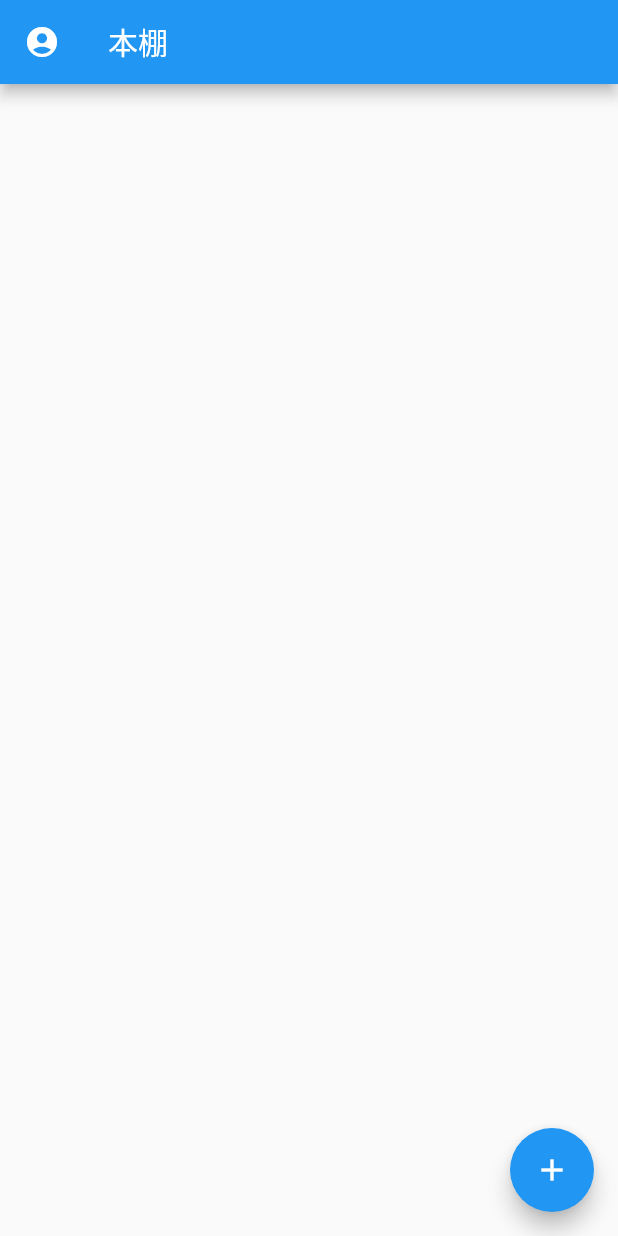
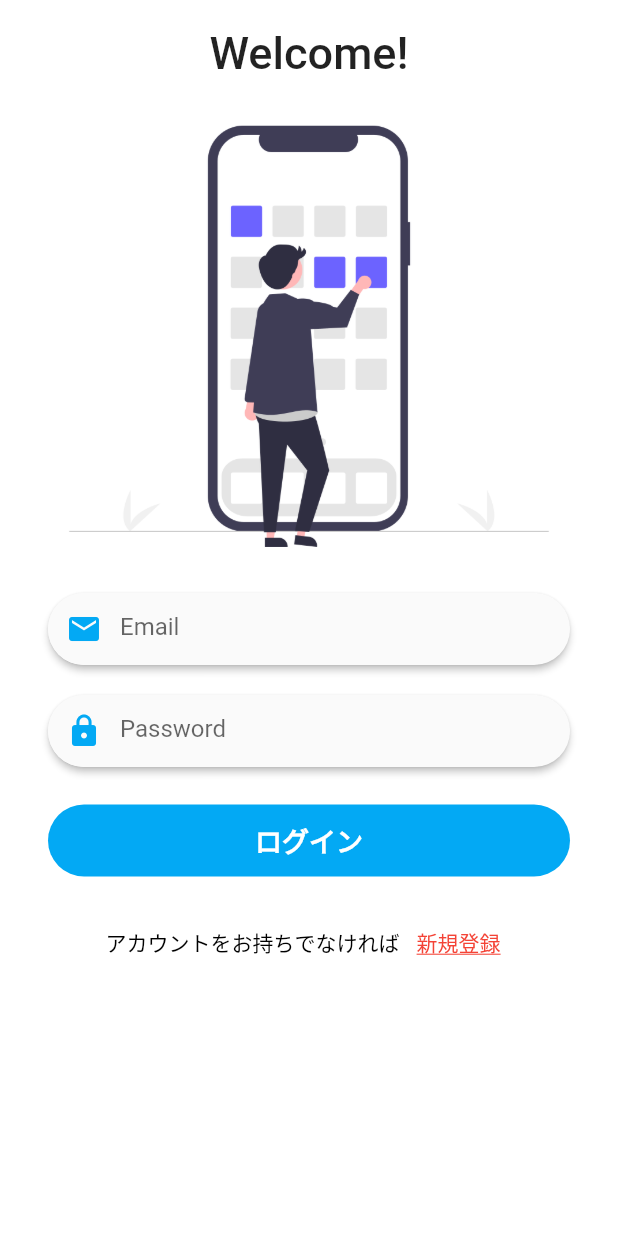
Before and after one commit to 1-eyeddd/flutter_book_memo, a Flutter app: the screen it shows after launch, on a phone screen of 412 x 824 dp. Run offline on Flutter 3.47's test engine with Material 2 defaults, Android fonts, the phone set to English and light mode, and no system bars; our stand-ins replace cloud_firestore, firebase_auth, firebase_core, flutter_local_notifications, timezone; accounts and stored records are empty.

Commit message:
Auth model add

```diff
--- a/lib/main.dart
+++ b/lib/main.dart
@@ -1,12 +1,13 @@
 import 'package:flutter/material.dart';
 import 'package:flutter_portfolio/util/local_notification.dart';
+import 'package:flutter_portfolio/widgets/auth/auth_check.dart';
+import 'package:flutter_portfolio/widgets/auth/sign_in/sign_in_view_model.dart';
+import 'package:flutter_portfolio/widgets/auth/sign_up/sign_up_view_model.dart';
 import 'package:flutter_portfolio/widgets/screens/add_book/add_book_view_model.dart';
 import 'package:flutter_portfolio/widgets/screens/add_memo/add_memo_view_model.dart';
 import 'package:flutter_portfolio/widgets/screens/edit_memo/edit_memo_view_model.dart';
-import 'package:flutter_portfolio/widgets/screens/home/home_screen.dart';
 import 'package:firebase_core/firebase_core.dart';
 import 'package:flutter_portfolio/widgets/screens/home/home_view_model.dart';
-import 'package:flutter_portfolio/widgets/screens/login/login_view_model.dart';
 import 'package:flutter_portfolio/widgets/screens/memo_detail/memo_detail_view_model.dart';
 import 'package:flutter_portfolio/widgets/screens/memo_list/memo_list_view_model.dart';
 import 'package:flutter_portfolio/widgets/screens/my_page/my_page_view_model.dart';
@@ -38,7 +39,10 @@ class MyApp extends StatelessWidget {
             create: (_) => AddBookViewModel()),
         ChangeNotifierProvider<MyPageViewModel>(
             create: (_) => MyPageViewModel()),
-        ChangeNotifierProvider<LoginViewModel>(create: (_) => LoginViewModel()),
+        ChangeNotifierProvider<SignInViewModel>(
+            create: (_) => SignInViewModel()),
+        ChangeNotifierProvider<SignUpViewModel>(
+            create: (_) => SignUpViewModel()),
       ],
       child: MaterialApp(
         title: 'Flutter Demo',
@@ -46,7 +50,7 @@ class MyApp extends StatelessWidget {
         theme: ThemeData(
           primarySwatch: Colors.blue,
         ),
-        home: HomeScreen(),
+        home: AuthCheck(),
       ),
     );
   }
--- /dev/null
+++ b/lib/models/entity/user.dart
@@ -0,0 +1,11 @@
+import 'package:flutter/material.dart';
+
+class User {
+  final String email;
+  final String password;
+
+  const User({
+    @required this.email,
+    @required this.password,
+  });
+}
--- /dev/null
+++ b/lib/models/service/user_service.dart
@@ -0,0 +1,32 @@
+import 'package:firebase_auth/firebase_auth.dart';
+import 'package:flutter/material.dart';
+
+abstract class UserService {
+  //サインアップ
+  static Future<void> signUp({
+    @required String email,
+    @required String password,
+  }) async {
+    final FirebaseAuth auth = FirebaseAuth.instance;
+    await auth.createUserWithEmailAndPassword(
+      email: email,
+      password: password,
+    );
+  }
+
+  //サインイン
+  static Future<void> signIn({
+    @required String email,
+    @required String password,
+  }) async {
+    await FirebaseAuth.instance.signInWithEmailAndPassword(
+      email: email,
+      password: password,
+    );
+  }
+
+  //サインアウト
+  static Future<void> signOut() async {
+    await FirebaseAuth.instance.signOut();
+  }
+}
--- /dev/null
+++ b/lib/widgets/auth/auth_check.dart
@@ -0,0 +1,22 @@
+import 'package:flutter/material.dart';
+import 'package:firebase_auth/firebase_auth.dart';
+import 'package:flutter_portfolio/widgets/auth/sign_in/sign_in_screen.dart';
+import 'package:flutter_portfolio/widgets/screens/home/home_screen.dart';
+
+class AuthCheck extends StatelessWidget {
+  @override
+  Widget build(BuildContext context) {
+    return StreamBuilder(
+      stream: FirebaseAuth.instance.authStateChanges(),
+      builder: (ctx, userSnapshot) {
+        if (userSnapshot.hasData) {
+          // 認証済み
+          return HomeScreen();
+        } else {
+          // ログイン画面へ変更
+          return SignInScreen();
+        }
+      },
+    );
+  }
+}
--- a/lib/widgets/screens/sign_up/sign_up_screen.dart
+++ b/lib/widgets/auth/sign_in/sign_in_screen.dart
@@ -1,37 +1,38 @@
 import 'package:flutter/material.dart';
+import 'package:flutter_portfolio/widgets/auth/sign_in/sign_in_view_model.dart';
 
-class SignUpScreen extends StatefulWidget {
+import 'package:provider/provider.dart';
+
+class SignInScreen extends StatefulWidget {
   @override
-  _SignUpScreenScreenState createState() => _SignUpScreenScreenState();
+  _SignInScreenState createState() => _SignInScreenState();
 }
 
-class _SignUpScreenScreenState extends State<SignUpScreen> {
+class _SignInScreenState extends State<SignInScreen> {
   @override
   Widget build(BuildContext context) {
     return Scaffold(
       backgroundColor: Colors.white,
-      body: Column(
-        mainAxisAlignment: MainAxisAlignment.center,
+      body: ListView(
         children: <Widget>[
-          Column(
+          Padding(
+            padding: const EdgeInsets.only(top: 18),
+            child: Center(
+              child: Column(
                 children: <Widget>[
                   Text(
-                "アカウントを作成する",
+                    "Welcome!",
                     style: TextStyle(
                       fontWeight: FontWeight.w500,
-                  fontSize: 26.0,
+                      fontSize: 30.0,
                     ),
                   ),
                 ],
               ),
-          Padding(
-            padding: const EdgeInsets.only(top: 30.0),
-            child: Container(
-              child: Image.asset('images/sign_up.png'),
             ),
           ),
-          SizedBox(
-            height: 30,
+          Container(
+            child: Image.asset('images/login_page.png'),
           ),
           Padding(
             padding: EdgeInsets.symmetric(horizontal: 32),
@@ -39,7 +40,9 @@ class _SignUpScreenScreenState extends State<SignUpScreen> {
               elevation: 2.0,
               borderRadius: BorderRadius.all(Radius.circular(30)),
               child: TextField(
-                onChanged: (String value) {},
+                controller:
+                    Provider.of<SignInViewModel>(context).emailController,
+                cursorColor: Colors.deepOrange,
                 decoration: InputDecoration(
                   hintText: "Email",
                   prefixIcon: Material(
@@ -66,7 +69,8 @@ class _SignUpScreenScreenState extends State<SignUpScreen> {
               elevation: 2.0,
               borderRadius: BorderRadius.all(Radius.circular(30)),
               child: TextField(
-                onChanged: (String value) {},
+                controller:
+                    Provider.of<SignInViewModel>(context).passwordController,
                 decoration: InputDecoration(
                   hintText: "Password",
                   prefixIcon: Material(
@@ -85,7 +89,7 @@ class _SignUpScreenScreenState extends State<SignUpScreen> {
             ),
           ),
           SizedBox(
-            height: 20,
+            height: 25,
           ),
           Padding(
             padding: EdgeInsets.symmetric(horizontal: 32),
@@ -94,18 +98,54 @@ class _SignUpScreenScreenState extends State<SignUpScreen> {
                   borderRadius: BorderRadius.all(Radius.circular(100)),
                   color: Colors.lightBlue),
               child: FlatButton(
-                minWidth: 310,
                 child: Text(
-                  "新規登録",
+                  "ログイン",
                   style: TextStyle(
                       color: Colors.white,
                       fontWeight: FontWeight.w700,
                       fontSize: 18),
                 ),
-                onPressed: () {},
+                onPressed: () => Provider.of<SignInViewModel>(
+                  context,
+                  listen: false,
+                ).onPressedSignIn(
+                  context: context,
                 ),
               ),
             ),
+          ),
+          SizedBox(
+            height: 20,
+          ),
+          Row(
+            mainAxisAlignment: MainAxisAlignment.center,
+            children: <Widget>[
+              Text(
+                "アカウントをお持ちでなければ ",
+                style: TextStyle(
+                    color: Colors.black,
+                    fontSize: 14,
+                    fontWeight: FontWeight.normal),
+              ),
+              TextButton(
+                onPressed: () => Provider.of<SignInViewModel>(
+                  context,
+                  listen: false,
+                ).onPressedSignUpScreen(
+                  context: context,
+                ),
+                child: Text(
+                  "新規登録",
+                  style: TextStyle(
+                    color: Colors.red,
+                    fontWeight: FontWeight.w500,
+                    fontSize: 14,
+                    decoration: TextDecoration.underline,
+                  ),
+                ),
+              ),
+            ],
+          )
         ],
       ),
     );
--- /dev/null
+++ b/lib/widgets/auth/sign_in/sign_in_view_model.dart
@@ -0,0 +1,31 @@
+import 'package:flutter/material.dart';
+import 'package:flutter_portfolio/models/service/user_service.dart';
+import 'package:flutter_portfolio/widgets/auth/sign_up/sign_up_screen.dart';
+
+class SignInViewModel extends ChangeNotifier {
+  final emailController = TextEditingController();
+  final passwordController = TextEditingController();
+
+  //サインイン
+  void onPressedSignIn({
+    @required BuildContext context,
+  }) async {
+    await UserService.signIn(
+      email: emailController.text,
+      password: passwordController.text,
+    );
+  }
+
+  //新規登録画面に遷移
+  void onPressedSignUpScreen({
+    @required BuildContext context,
+  }) {
+    Navigator.push(
+      context,
+      MaterialPageRoute(
+        builder: (context) => SignUpScreen(),
+        fullscreenDialog: true,
+      ),
+    );
+  }
+}
--- /dev/null
+++ b/lib/widgets/auth/sign_up/sign_up_view_model.dart
@@ -0,0 +1,40 @@
+import 'package:flutter/material.dart';
+import 'package:flutter_portfolio/models/service/user_service.dart';
+
+class SignUpViewModel extends ChangeNotifier {
+  final emailController = TextEditingController();
+  final passwordController = TextEditingController();
+
+  // void onChangedEmail({
+  //   @required String email,
+  // }) {
+  //   emailController.text = email;
+  // }
+
+  // void onChangedPassword({
+  //   @required String password,
+  // }) {
+  //   passwordController.text = password;
+  // }
+
+  //新規登録ボタンで登録
+  void onPressedSignUp({
+    @required BuildContext context,
+    // @required String email,
+    // @required String password,
+  }) async {
+    await UserService.signUp(
+      email: emailController.text,
+      password: passwordController.text,
+    );
+    // TODO* come
+    Navigator.of(context).pop();
+    // //ホーム画面に遷移
+    // await Navigator.push(
+    //   context,
+    //   MaterialPageRoute(
+    //     builder: (context) => HomeScreen(),
+    //   ),
+    // );
+  }
+}
--- a/lib/widgets/screens/home/home_screen.dart
+++ b/lib/widgets/screens/home/home_screen.dart
@@ -1,5 +1,6 @@
 import 'package:flutter/material.dart';
 import 'package:provider/provider.dart';
+import 'package:firebase_auth/firebase_auth.dart';
 
 import 'home_view_model.dart';
 
--- a/lib/widgets/screens/login/login_view_model.dart
+++ /dev/null
@@ -1,17 +0,0 @@
-import 'package:flutter/material.dart';
-import 'package:flutter_portfolio/widgets/screens/sign_up/sign_up_screen.dart';
-
-class LoginViewModel extends ChangeNotifier {
-  //新規登録画面に遷移
-  void onPressedSignUpScreen({
-    @required BuildContext context,
-  }) {
-    Navigator.push(
-      context,
-      MaterialPageRoute(
-        builder: (context) => SignUpScreen(),
-        fullscreenDialog: true,
-      ),
-    );
-  }
-}
--- a/lib/widgets/screens/my_page/my_page_screen.dart
+++ b/lib/widgets/screens/my_page/my_page_screen.dart
@@ -50,7 +50,7 @@ class MyPageScreen extends StatelessWidget {
                 onPressed: () => Provider.of<MyPageViewModel>(
                   context,
                   listen: false,
-                ).onPressedLoginScreen(
+                ).onPressedSignOut(
                   context: context,
                 ),
               ),
--- a/pubspec.yaml
+++ b/pubspec.yaml
@@ -15,6 +15,12 @@ dependencies:
   # For Firebase
   firebase_core: ^0.7.0
   cloud_firestore: ^0.16.0
+  firebase_auth: ^0.20.1
+
+  # For Auth
+  email_validator: ^1.0.6
+  flushbar: ^1.10.4
+
 
   # For UI
   cupertino_icons: ^0.1.3
```
Also changed, not shown: lib/widgets/auth/sign_up/sign_up_screen.dart (renamed from lib/widgets/screens/login/login_screen.dart, +30 -52 lines), lib/widgets/screens/my_page/my_page_view_model.dart (+16 -10 lines), pubspec.lock, 1 other file. Lines whose indentation alone changed are shown as unchanged.
